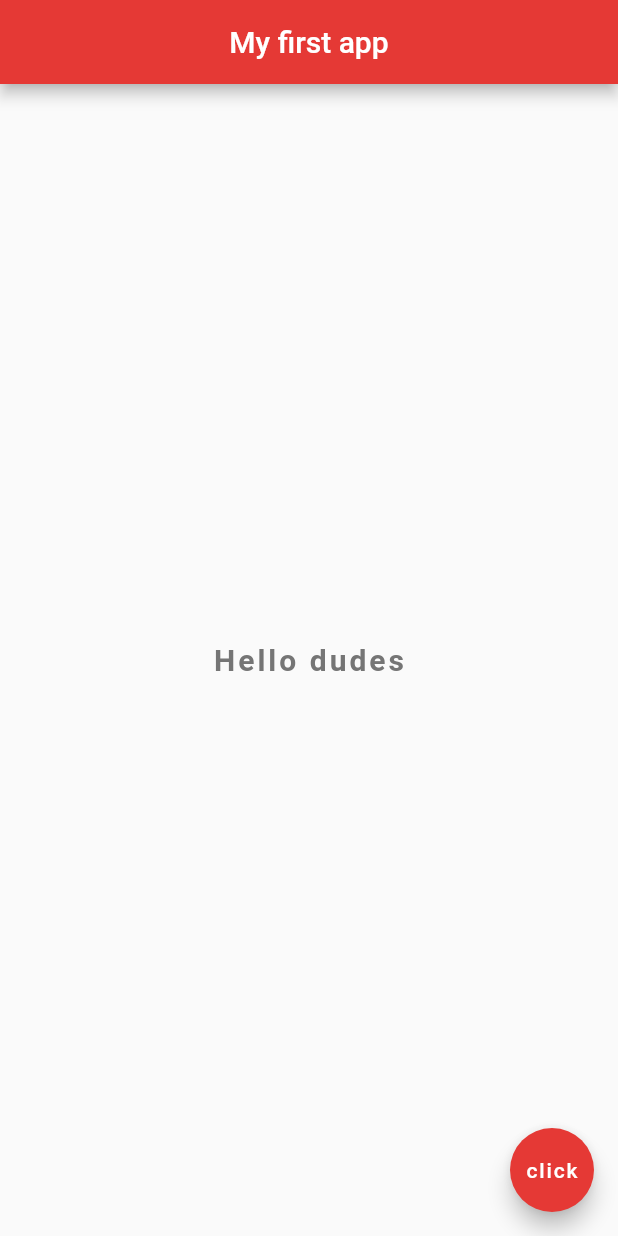
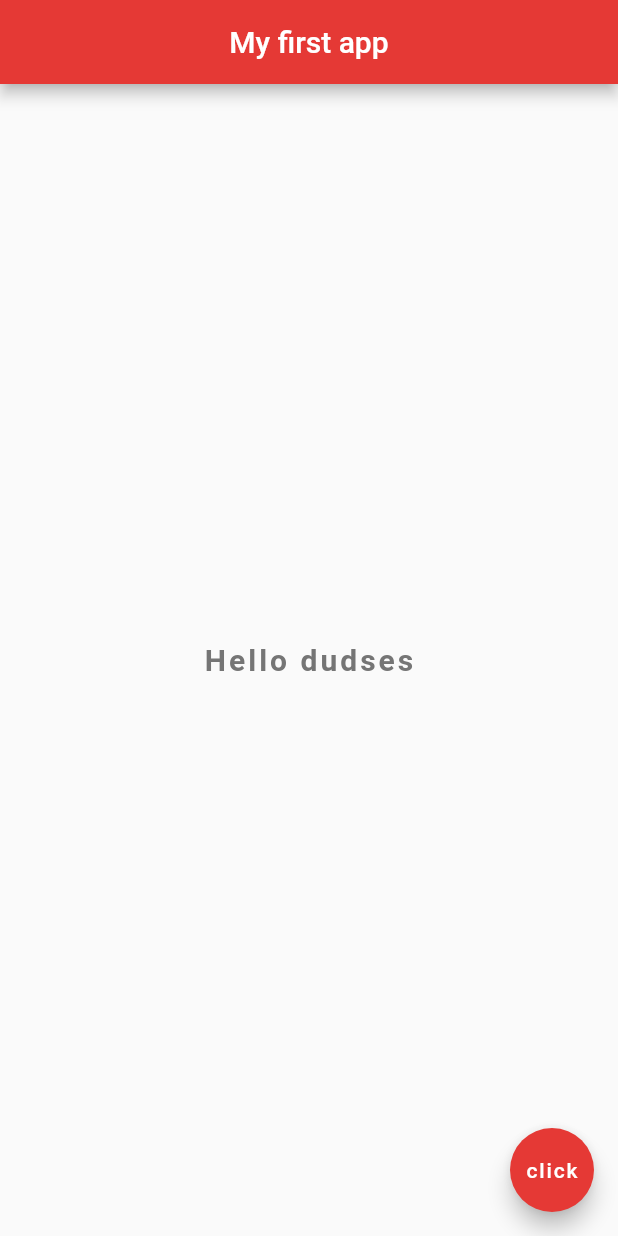
Before and after one commit to mmsoby/Burrdle, a Flutter app: the screen it shows after launch, on a phone screen of 412 x 824 dp. Run offline on Flutter 3.47's test engine with Material 2 defaults, Android fonts, the phone set to English and light mode, and no system bars.

Commit message:
Initial Commit.

```diff
--- a/lib/main.dart
+++ b/lib/main.dart
@@ -17,7 +17,7 @@ class Home extends StatelessWidget {
       ),
       body: Center(
         child: Text(
-          "Hello dudes",
+          "Hello dudses",
           style: TextStyle(
               fontSize: 20.0,
               fontWeight: FontWeight.bold,
```
